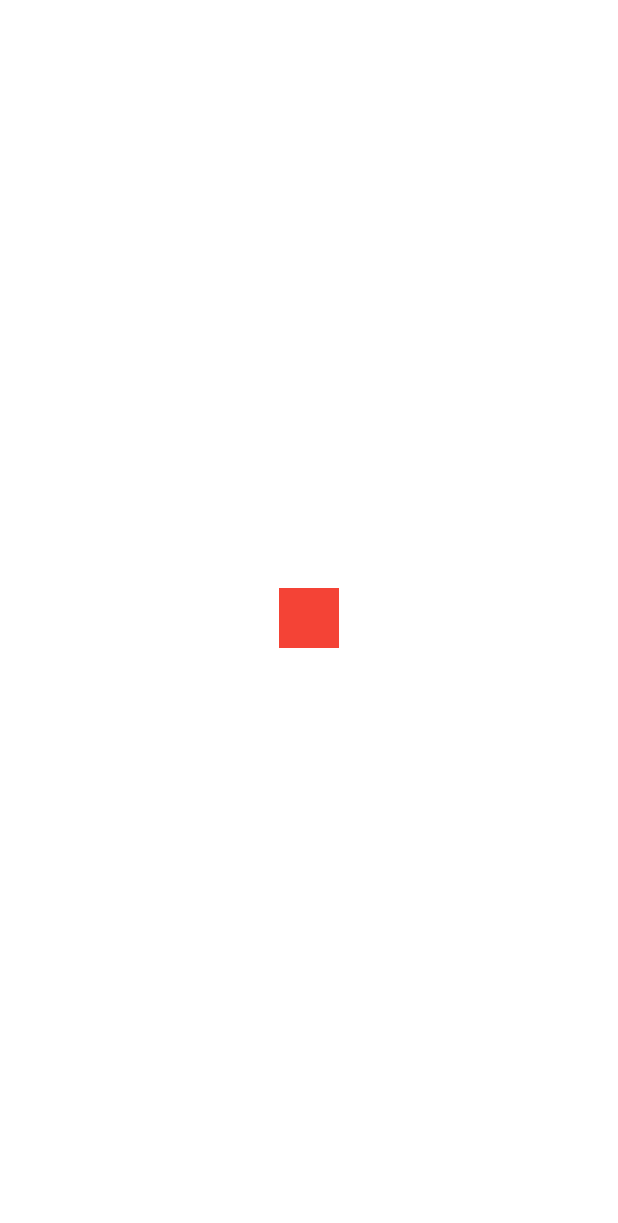
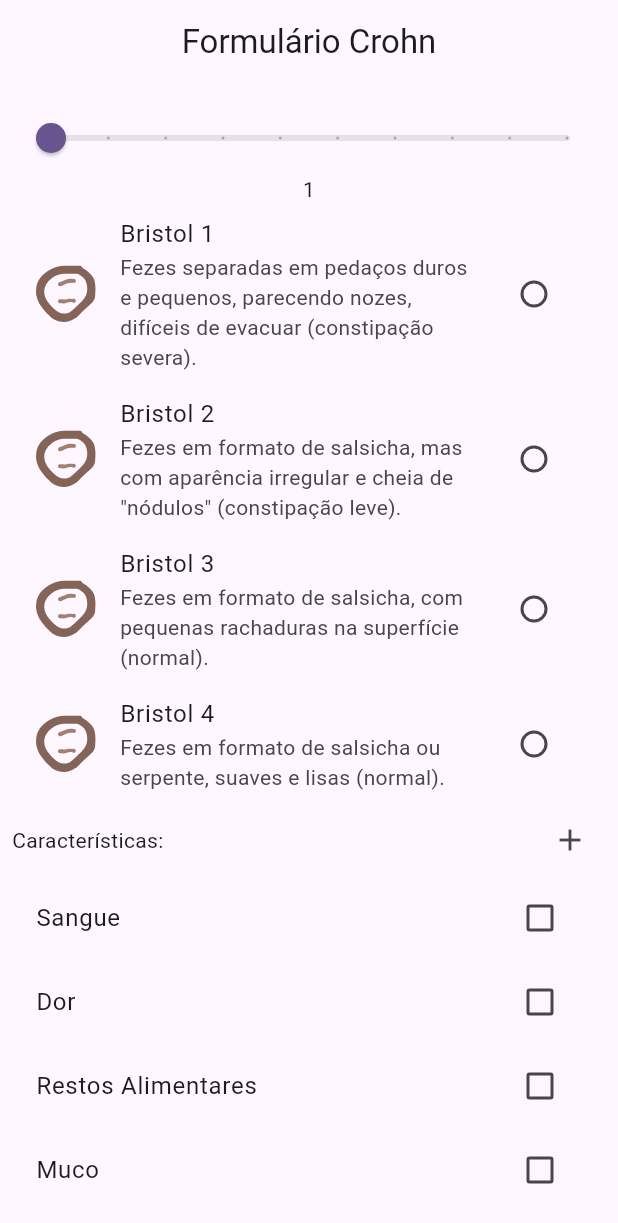
Before and after one commit to JotaJrJr/projeto-diario-saude, a Flutter app: the screen it shows after launch, on a phone screen of 412 x 824 dp. Shown: the top 1223 px of the screen. Run offline on Flutter 3.47's test engine with Material 3 defaults, Android fonts, the phone set to English and light mode, and no system bars; our stand-ins replace drift, flutter_svg; accounts and stored records are empty; generated files the repository leaves out were written again.

Commit message:
testando formularios

```diff
--- /dev/null
+++ b/lib/domain/enums/caracteristicas_fezes_enum.dart
@@ -0,0 +1,18 @@
+enum CaracteristicasFezesEnum {
+  sangue("1", "Sangue", "Aparenta ter sangue nas fezes."),
+  dor("2", "Dor", "Tive um nível considerável de dor."),
+  restosAlimentares("3", "Restos Alimentares", "Percebi a presença de restos alimentares."),
+  muco("4", "Muco", "Havia muco."),
+  estufamento("5", "Estufamento", "Sensação de estufamento."),
+  flatulencia("6", "Flatulência", "Tive muitas flatulências."),
+  remedioConstipante("7", "Remédio Constipante", "Houve uso de remédio constipante."),
+  colica("8", "Cólica", "Tive um nível considerável de cólica."),
+  malCheiro("9", "Mal Cheiro", "Havia um odor muito pútrido."),
+  laxante("10", "Laxantes", "Houve uso de laxantes.");
+
+  final String id;
+  final String nome;
+  final String descricao;
+
+  const CaracteristicasFezesEnum(this.id, this.nome, this.descricao);
+}
--- /dev/null
+++ b/lib/domain/enums/tipo_fezes_enum.dart
@@ -0,0 +1,17 @@
+import 'package:projeto_diarios_saude/domain/icons_app.dart';
+
+enum TipoFezesEnum {
+  tipo1('Bristol 1', IconsApp.fezesTipoUm, 'Fezes separadas em pedaços duros e pequenos, parecendo nozes, difíceis de evacuar (constipação severa).'),
+  tipo2('Bristol 2', IconsApp.fezesTipoUm, 'Fezes em formato de salsicha, mas com aparência irregular e cheia de "nódulos" (constipação leve).'),
+  tipo3('Bristol 3', IconsApp.fezesTipoUm, 'Fezes em formato de salsicha, com pequenas rachaduras na superfície (normal).'),
+  tipo4('Bristol 4', IconsApp.fezesTipoUm, 'Fezes em formato de salsicha ou serpente, suaves e lisas (normal).'),
+  tipo5('Bristol 5', IconsApp.fezesTipoUm, 'Fezes em pedaços macios com bordas claras, facilmente excretáveis (tendência à diarreia).'),
+  tipo6('Bristol 6', IconsApp.fezesTipoUm, 'Fezes em pedaços moles, meio "moles", pastosas, com bordas irregulares (diarreia leve).'),
+  tipo7('Bristol 7', IconsApp.fezesTipoUm, 'Fezes líquidas sem pedaços sólidos, completamente líquidas (diarreia severa).');
+
+  final String tipo;
+  final String asset;
+  final String descricao;
+
+  const TipoFezesEnum(this.tipo, this.asset, this.descricao);
+}
--- /dev/null
+++ b/lib/domain/icons_app.dart
@@ -0,0 +1,6 @@
+class IconsApp {
+  IconsApp._();
+  static const String _assets = "assets/icons";
+
+  static const String fezesTipoUm = "$_assets/fezes_tipo_um.svg";
+}
--- /dev/null
+++ b/lib/features/diario_crohn/formulario_crohn/view/formulario_crohn_page.dart
@@ -0,0 +1,159 @@
+import 'package:flutter/material.dart';
+import 'package:flutter_svg/svg.dart';
+import 'package:projeto_diarios_saude/data/services/caracteristica_service_impl.dart';
+import 'package:projeto_diarios_saude/data/services/registro_fezes_impl.dart';
+import 'package:projeto_diarios_saude/domain/icons_app.dart';
+import 'package:projeto_diarios_saude/features/diario_crohn/formulario_crohn/viewmodel/formulario_crohn_view_model.dart';
+import 'package:provider/provider.dart';
+
+import '../../../../data/app_db.dart';
+import '../../../../domain/enums/caracteristicas_fezes_enum.dart';
+import '../../../../domain/enums/tipo_fezes_enum.dart';
+
+class FormularioCrohnPage extends StatefulWidget {
+  const FormularioCrohnPage({super.key});
+
+  @override
+  State<FormularioCrohnPage> createState() => _FormularioCrohnPageState();
+}
+
+class _FormularioCrohnPageState extends State<FormularioCrohnPage> {
+  late FormularioCrohnViewModel _viewModel;
+
+  @override
+  void initState() {
+    super.initState();
+    var appDb = Provider.of<AppDb>(context, listen: false);
+    _viewModel = FormularioCrohnViewModel(
+      fezesService: RegistroFezesImpl(
+        appDb.registroFezesDao,
+      ),
+      caracteristicaService: CaracteristicaServiceImpl(
+        appDb.caracteristicaDao,
+      ),
+    );
+    _viewModel.queryAllCaracteristicas();
+  }
+
+  @override
+  Widget build(BuildContext context) {
+    return SafeArea(
+      child: Scaffold(
+        appBar: AppBar(
+          title: const Text("Formulário Crohn"),
+          centerTitle: true,
+        ),
+        body: SingleChildScrollView(
+          child: Padding(
+            padding: const EdgeInsets.symmetric(horizontal: 8.0, vertical: 12.0),
+            child: Column(
+              children: [
+                AnimatedBuilder(
+                  animation: _viewModel,
+                  builder: (_, __) {
+                    return Column(
+                      children: [
+                        Slider(
+                          value: _viewModel.sliderValue.toDouble(),
+                          min: 1,
+                          max: 10,
+                          divisions: 9,
+                          label: _viewModel.sliderValue.toString(),
+                          onChanged: (value) {
+                            _viewModel.updateSliderValue(value.toInt());
+                          },
+                        ),
+                        Text(_viewModel.sliderValue.toString()),
+                        Visibility(
+                          visible: _viewModel.sliderValue == 10,
+                          child: const Text("Como pode uma nádega linda dessa fazer algo feio assim."),
+                        )
+                      ],
+                    );
+                  },
+                ),
+                AnimatedBuilder(
+                  animation: _viewModel,
+                  builder: (_, __) {
+                    return SizedBox(
+                      height: 400,
+                      width: double.infinity,
+                      child: ListView.builder(
+                        itemCount: TipoFezesEnum.values.length,
+                        itemBuilder: (context, index) {
+                          final tipo = TipoFezesEnum.values[index];
+                          return ListTile(
+                            title: Text(tipo.tipo),
+                            subtitle: Text(tipo.descricao),
+                            leading: SvgPicture.asset(
+                              tipo.asset,
+                              width: 40,
+                              height: 40,
+                            ),
+                            trailing: Radio<int>(
+                              value: index,
+                              groupValue: _viewModel.tipoFezes,
+                              onChanged: (int? value) {
+                                if (value != null) {
+                                  _viewModel.selectFezesType(value);
+                                  debugPrint(_viewModel.tipoFezes.toString());
+                                }
+                              },
+                            ),
+                            onTap: () {
+                              _viewModel.selectFezesType(index);
+                              debugPrint(_viewModel.tipoFezes.toString());
+                            },
+                          );
+                        },
+                      ),
+                    );
+                  },
+                ),
+                Container(
+                  child: Column(
+                    children: [
+                      Row(
+                        children: [
+                          Text("Características:"),
+                          Spacer(),
+                          IconButton(
+                            onPressed: () {},
+                            icon: Icon(Icons.add),
+                          )
+                        ],
+                      ),
+                      // List the enum here
+                      ListView.builder(
+                        shrinkWrap: true, // Important to allow it inside a Column
+                        physics: const NeverScrollableScrollPhysics(),
+                        itemCount: CaracteristicasFezesEnum.values.length,
+                        itemBuilder: (context, index) {
+                          final caracteristica = CaracteristicasFezesEnum.values[index];
+                          return CheckboxListTile(
+                            title: Text(caracteristica.nome),
+                            value: _viewModel.selectedCaracteristicas.contains(index),
+                            onChanged: (bool? selected) {
+                              _viewModel.toggleCaracteristica(index);
+                            },
+                          );
+                        },
+                      ),
+                    ],
+                  ),
+                ),
+                TextField(
+                  controller: _viewModel.descricaoController,
+                ),
+                TextButton(
+                  child: Text("Salvar"),
+                  onPressed: () {},
+                ),
+              ],
+            ),
+          ),
+        ),
+      ),
+    );
+  }
+}
--- /dev/null
+++ b/lib/features/diario_crohn/formulario_crohn/viewmodel/formulario_crohn_view_model.dart
@@ -0,0 +1,64 @@
+import 'package:flutter/material.dart';
+import 'package:projeto_diarios_saude/data/model/caracteristica_model.dart';
+import 'package:projeto_diarios_saude/data/services/caracteristica_service_impl.dart';
+import 'package:projeto_diarios_saude/domain/services/caracteristica_service.dart';
+import 'package:projeto_diarios_saude/domain/services/registro_fezes_service.dart';
+import 'package:uuid/uuid.dart';
+
+class FormularioCrohnViewModel extends ChangeNotifier {
+  final RegistroFezesService fezesService;
+  final CaracteristicaService caracteristicaService;
+
+  int _sliderValue = 1;
+  int? _tipoEnum;
+  Set<int> _selectedCaracteristicas = {};
+  List<CaracteristicaModel> _listCaracteristicas = [];
+
+  TextEditingController descricaoController = TextEditingController();
+  TextEditingController nomeCaracteristicaController = TextEditingController();
+  TextEditingController descricaoCaracteristicaController = TextEditingController();
+
+  FormularioCrohnViewModel({
+    required this.fezesService,
+    required this.caracteristicaService,
+  });
+
+  int get sliderValue => _sliderValue;
+  int? get tipoFezes => _tipoEnum;
+  Set<int> get selectedCaracteristicas => _selectedCaracteristicas;
+  List<CaracteristicaModel> get listCaracteristicas => _listCaracteristicas;
+
+  void updateSliderValue(int newValue) {
+    _sliderValue = newValue;
+    notifyListeners();
+  }
+
+  void selectFezesType(int value) {
+    _tipoEnum = value;
+    notifyListeners();
+  }
+
+  void toggleCaracteristica(int index) {
+    if (_selectedCaracteristicas.contains(index)) {
+      _selectedCaracteristicas.remove(index);
+    } else {
+      _selectedCaracteristicas.add(index);
+    }
+    notifyListeners();
+  }
+
+  Future<void> insertCaracteristica() async {
+    final CaracteristicaModel model = CaracteristicaModel(
+      id: const Uuid().v4(),
+      nome: nomeCaracteristicaController.text,
+      descricao: descricaoCaracteristicaController.text,
+      idTipoDiario: null,
+    );
+
+    await caracteristicaService.save(model);
+  }
+
+  Future<void> queryAllCaracteristicas() async {
+    _listCaracteristicas = await caracteristicaService.queryAll();
+  }
+}
--- a/lib/main.dart
+++ b/lib/main.dart
@@ -1,4 +1,5 @@
 import 'package:flutter/material.dart';
+import 'package:projeto_diarios_saude/features/diario_crohn/formulario_crohn/view/formulario_crohn_page.dart';
 import 'package:projeto_diarios_saude/features/splash/view/splash_page.dart';
 import 'package:provider/provider.dart';
 
@@ -31,7 +32,8 @@ class MyApp extends StatelessWidget {
           colorScheme: ColorScheme.fromSeed(seedColor: Colors.deepPurple),
           useMaterial3: true,
         ),
-        home: const SplashPage(),
+        // home: const SplashPage(),
+        home: FormularioCrohnPage(),
       ),
     );
   }
--- a/pubspec.yaml
+++ b/pubspec.yaml
@@ -47,6 +47,7 @@ dependencies:
   sqflite: ^2.3.3+1
   path_provider: ^2.1.4
   ffi: ^2.1.3
+  flutter_svg: ^2.0.10+1
 
 dev_dependencies:
   flutter_test:
@@ -73,9 +74,8 @@ flutter:
   uses-material-design: true
 
   # To add assets to your application, add an assets section, like this:
-  # assets:
-  #   - images/a_dot_burr.jpeg
-  #   - images/a_dot_ham.jpeg
+  assets:
+    - assets/icons/
 
   # An image asset can refer to one or more resolution-specific "variants", see
   # https://flutter.dev/assets-and-images/#resolution-aware
```
Also changed, not shown: assets/icons/fezes_tipo_um.svg (added), pubspec.lock.
